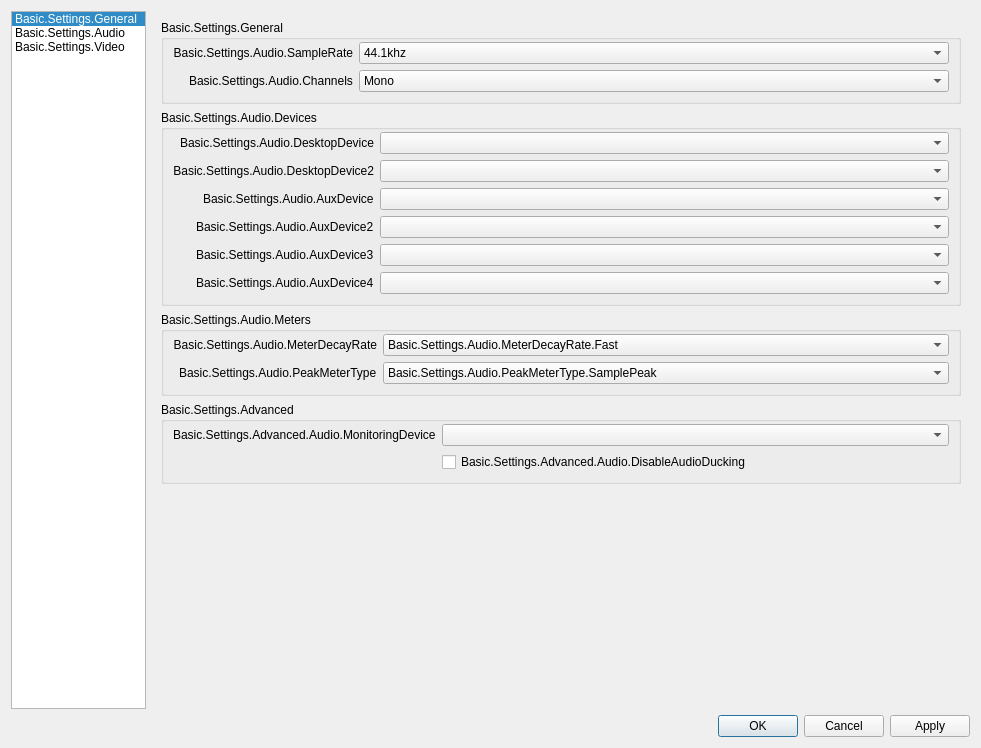
jackeyxp/obs-studio, file Smart/forms/OBSBasicSetting.ui: the form before one commit.
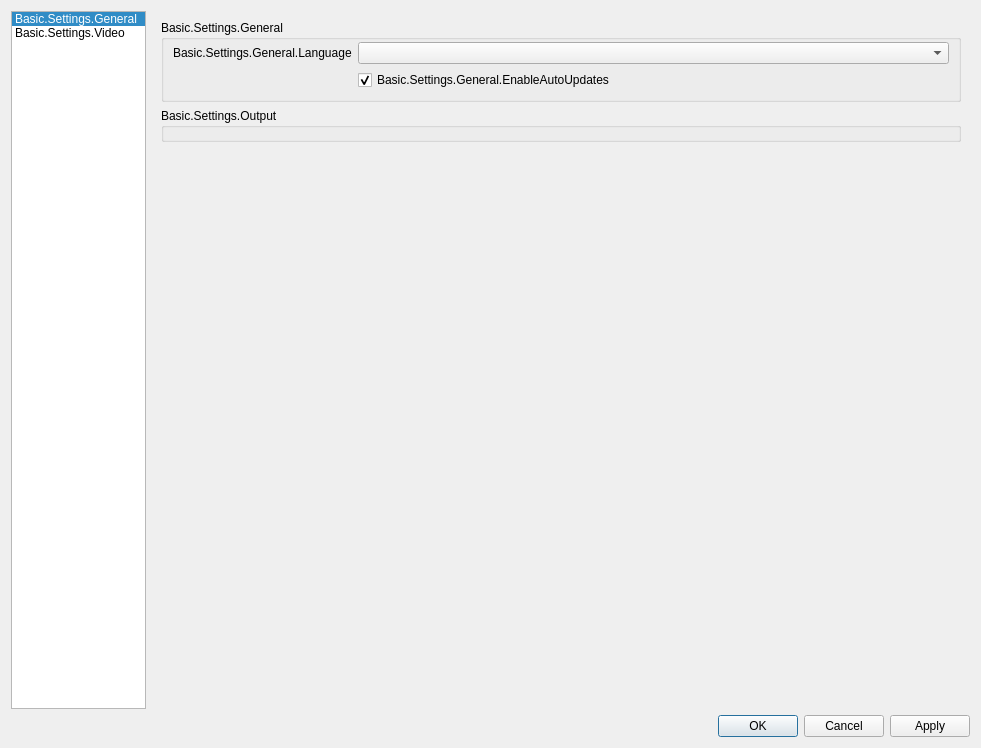
The form after the commit. The open tabs and pages were chosen to show the change. Icons and pictures are not drawn.

Diff of the .ui file:
```diff
--- a/Smart/forms/OBSBasicSetting.ui
+++ b/Smart/forms/OBSBasicSetting.ui
@@ -60,15 +60,6 @@
           <normaloff>:/settings/images/settings/general.svg</normaloff>:/settings/images/settings/general.svg</iconset>
         </property>
        </item>
-       <item>
-        <property name="text">
-         <string>Basic.Settings.Audio</string>
-        </property>
-        <property name="icon">
-         <iconset resource="obs.qrc">
-          <normaloff>:/settings/images/settings/audio.svg</normaloff>:/settings/images/settings/audio.svg</iconset>
-        </property>
-       </item>
        <item>
         <property name="text">
          <string>Basic.Settings.Video</string>
@@ -216,475 +207,6 @@
          </item>
         </layout>
        </widget>
-       <widget class="QWidget" name="audioPage">
-        <layout class="QVBoxLayout" name="formLayout">
-         <property name="leftMargin">
-          <number>0</number>
-         </property>
-         <property name="topMargin">
-          <number>0</number>
-         </property>
-         <property name="rightMargin">
-          <number>0</number>
-         </property>
-         <property name="bottomMargin">
-          <number>0</number>
-         </property>
-         <item>
-          <widget class="QScrollArea" name="scrollArea_50">
-           <property name="frameShape">
-            <enum>QFrame::NoFrame</enum>
-           </property>
-           <property name="frameShadow">
-            <enum>QFrame::Plain</enum>
-           </property>
-           <property name="widgetResizable">
-            <bool>true</bool>
-           </property>
-           <widget class="QWidget" name="scrollAreaWidgetContents_50">
-            <property name="geometry">
-             <rect>
-              <x>0</x>
-              <y>0</y>
-              <width>820</width>
-              <height>659</height>
-             </rect>
-            </property>
-            <layout class="QVBoxLayout" name="verticalLayout_50">
-             <property name="leftMargin">
-              <number>0</number>
-             </property>
-             <property name="topMargin">
-              <number>0</number>
-             </property>
-             <property name="rightMargin">
-              <number>0</number>
-             </property>
-             <property name="bottomMargin">
-              <number>9</number>
-             </property>
-             <item alignment="Qt::AlignTop">
-              <widget class="QWidget" name="widget_50" native="true">
-               <layout class="QVBoxLayout" name="verticalLayout_51">
-                <item>
-                 <widget class="QGroupBox" name="audioGeneralGroupBox">
-                  <property name="title">
-                   <string>Basic.Settings.General</string>
-                  </property>
-                  <layout class="QFormLayout" name="formLayout_52">
-                   <property name="fieldGrowthPolicy">
-                    <enum>QFormLayout::AllNonFixedFieldsGrow</enum>
-                   </property>
-                   <property name="labelAlignment">
-                    <set>Qt::AlignRight|Qt::AlignTrailing|Qt::AlignVCenter</set>
-                   </property>
-                   <property name="topMargin">
-                    <number>2</number>
-                   </property>
-                   <item row="0" column="0">
-                    <widget class="QLabel" name="label_14">
-                     <property name="minimumSize">
-                      <size>
-                       <width>170</width>
-                       <height>0</height>
-                      </size>
-                     </property>
-                     <property name="text">
-                      <string>Basic.Settings.Audio.SampleRate</string>
-                     </property>
-                     <property name="alignment">
-                      <set>Qt::AlignRight|Qt::AlignTrailing|Qt::AlignVCenter</set>
-                     </property>
-                     <property name="buddy">
-                      <cstring>sampleRate</cstring>
-                     </property>
-                    </widget>
-                   </item>
-                   <item row="0" column="1">
-                    <widget class="QComboBox" name="sampleRate">
-                     <property name="currentText">
-                      <string notr="true">44.1khz</string>
-                     </property>
-                     <property name="currentIndex">
-                      <number>0</number>
-                     </property>
-                     <item>
-                      <property name="text">
-                       <string>44.1khz</string>
-                      </property>
-                     </item>
-                     <item>
-                      <property name="text">
-                       <string>48khz</string>
-                      </property>
-                     </item>
-                    </widget>
-                   </item>
-                   <item row="1" column="0">
-                    <widget class="QLabel" name="label_15">
-                     <property name="text">
-                      <string>Basic.Settings.Audio.Channels</string>
-                     </property>
-                     <property name="buddy">
-                      <cstring>channelSetup</cstring>
-                     </property>
-                    </widget>
-                   </item>
-                   <item row="1" column="1">
-                    <widget class="QComboBox" name="channelSetup">
-                     <property name="currentText">
-                      <string>Mono</string>
-                     </property>
-                     <property name="currentIndex">
-                      <number>0</number>
-                     </property>
-                     <item>
-                      <property name="text">
-                       <string>Mono</string>
-                      </property>
-                     </item>
-                     <item>
-                      <property name="text">
-                       <string>Stereo</string>
-                      </property>
-                     </item>
-                     <item>
-                      <property name="text">
-                       <string>2.1</string>
-                      </property>
-                     </item>
-                     <item>
-                      <property name="text">
-                       <string>4.0</string>
-                      </property>
-                     </item>
-                     <item>
-                      <property name="text">
-                       <string>4.1</string>
-                      </property>
-                     </item>
-                     <item>
-                      <property name="text">
-                       <string>5.1</string>
-                      </property>
-                     </item>
-                     <item>
-                      <property name="text">
-                       <string>7.1</string>
-                      </property>
-                     </item>
-                    </widget>
-                   </item>
-                  </layout>
-                 </widget>
-                </item>
-                <item>
-                 <widget class="QGroupBox" name="audioDevicesGroupBox">
-                  <property name="title">
-                   <string>Basic.Settings.Audio.Devices</string>
-                  </property>
-                  <layout class="QFormLayout" name="formLayout_53">
-                   <property name="fieldGrowthPolicy">
-                    <enum>QFormLayout::AllNonFixedFieldsGrow</enum>
-                   </property>
-                   <property name="labelAlignment">
-                    <set>Qt::AlignRight|Qt::AlignTrailing|Qt::AlignVCenter</set>
-                   </property>
-                   <property name="topMargin">
-                    <number>2</number>
-                   </property>
-                   <item row="0" column="0">
-                    <widget class="QLabel" name="label_2">
-                     <property name="minimumSize">
-                      <size>
-                       <width>170</width>
-                       <height>0</height>
-                      </size>
-                     </property>
-                     <property name="text">
-                      <string>Basic.Settings.Audio.DesktopDevice</string>
-                     </property>
-                     <property name="alignment">
-                      <set>Qt::AlignRight|Qt::AlignTrailing|Qt::AlignVCenter</set>
-                     </property>
-                     <property name="buddy">
-                      <cstring>desktopAudioDevice1</cstring>
-                     </property>
-                    </widget>
-                   </item>
-                   <item row="0" column="1">
-                    <widget class="QComboBox" name="desktopAudioDevice1">
-                     <property name="enabled">
-                      <bool>true</bool>
-                     </property>
-                    </widget>
-                   </item>
-                   <item row="1" column="0">
-                    <widget class="QLabel" name="label_3">
-                     <property name="text">
-                      <string>Basic.Settings.Audio.DesktopDevice2</string>
-                     </property>
-                     <property name="alignment">
-                      <set>Qt::AlignRight|Qt::AlignTrailing|Qt::AlignVCenter</set>
-                     </property>
-                     <property name="buddy">
-                      <cstring>desktopAudioDevice2</cstring>
-                     </property>
-                    </widget>
-                   </item>
-                   <item row="1" column="1">
-                    <widget class="QComboBox" name="desktopAudioDevice2">
-                     <property name="enabled">
-                      <bool>true</bool>
-                     </property>
-                    </widget>
-                   </item>
-                   <item row="2" column="0">
-                    <widget class="QLabel" name="label_4">
-                     <property name="text">
-                      <string>Basic.Settings.Audio.AuxDevice</string>
-                     </property>
-                     <property name="buddy">
-                      <cstring>auxAudioDevice1</cstring>
-                     </property>
-                    </widget>
-                   </item>
-                   <item row="2" column="1">
-                    <widget class="QComboBox" name="auxAudioDevice1">
-                     <property name="enabled">
-                      <bool>true</bool>
-                     </property>
-                    </widget>
-                   </item>
-                   <item row="3" column="0">
-                    <widget class="QLabel" name="label_5">
-                     <property name="text">
-                      <string>Basic.Settings.Audio.AuxDevice2</string>
-                     </property>
-                     <property name="buddy">
-                      <cstring>auxAudioDevice2</cstring>
-                     </property>
-                    </widget>
-                   </item>
-                   <item row="3" column="1">
-                    <widget class="QComboBox" name="auxAudioDevice2">
-                     <property name="enabled">
-                      <bool>true</bool>
-                     </property>
-                    </widget>
-                   </item>
-                   <item row="4" column="0">
-                    <widget class="QLabel" name="label_6">
-                     <property name="text">
-                      <string>Basic.Settings.Audio.AuxDevice3</string>
-                     </property>
-                     <property name="buddy">
-                      <cstring>auxAudioDevice3</cstring>
-                     </property>
-                    </widget>
-                   </item>
-                   <item row="4" column="1">
-                    <widget class="QComboBox" name="auxAudioDevice3">
-                     <property name="enabled">
-                      <bool>true</bool>
-                     </property>
-                    </widget>
-                   </item>
-                   <item row="5" column="1">
-                    <widget class="QComboBox" name="auxAudioDevice4">
-                     <property name="enabled">
-                      <bool>true</bool>
-                     </property>
-                    </widget>
-                   </item>
-                   <item row="5" column="0">
-                    <widget class="QLabel" name="label_67">
-                     <property name="text">
-                      <string>Basic.Settings.Audio.AuxDevice4</string>
-                     </property>
-                     <property name="buddy">
-                      <cstring>auxAudioDevice4</cstring>
-                     </property>
-                    </widget>
-                   </item>
-                  </layout>
-                 </widget>
-                </item>
-                <item>
-                 <widget class="QGroupBox" name="audioMetersGroupBox">
-                  <property name="title">
-                   <string>Basic.Settings.Audio.Meters</string>
-                  </property>
-                  <layout class="QFormLayout" name="formLayout_54">
-                   <property name="fieldGrowthPolicy">
-                    <enum>QFormLayout::AllNonFixedFieldsGrow</enum>
-                   </property>
-                   <property name="labelAlignment">
-                    <set>Qt::AlignRight|Qt::AlignTrailing|Qt::AlignVCenter</set>
-                   </property>
-                   <property name="topMargin">
-                    <number>2</number>
-                   </property>
-                   <item row="0" column="0">
-                    <widget class="QLabel" name="label_65">
-                     <property name="minimumSize">
-                      <size>
-                       <width>170</width>
-                       <height>0</height>
-                      </size>
-                     </property>
-                     <property name="text">
-                      <string>Basic.Settings.Audio.MeterDecayRate</string>
-                     </property>
-                     <property name="alignment">
-                      <set>Qt::AlignRight|Qt::AlignTrailing|Qt::AlignVCenter</set>
-                     </property>
-                     <property name="buddy">
-                      <cstring>meterDecayRate</cstring>
-                     </property>
-                    </widget>
-                   </item>
-                   <item row="0" column="1">
-                    <widget class="QComboBox" name="meterDecayRate">
-                     <property name="currentText">
-                      <string>Basic.Settings.Audio.MeterDecayRate.Fast</string>
-                     </property>
-                     <property name="currentIndex">
-                      <number>0</number>
-                     </property>
-                     <item>
-                      <property name="text">
-                       <string>Basic.Settings.Audio.MeterDecayRate.Fast</string>
-                      </property>
-                     </item>
-                     <item>
-                      <property name="text">
-                       <string>Basic.Settings.Audio.MeterDecayRate.Medium</string>
-                      </property>
-                     </item>
-                     <item>
-                      <property name="text">
-                       <string>Basic.Settings.Audio.MeterDecayRate.Slow</string>
-                      </property>
-                     </item>
-                    </widget>
-                   </item>
-                   <item row="1" column="0">
-                    <widget class="QLabel" name="label_66">
-                     <property name="text">
-                      <string>Basic.Settings.Audio.PeakMeterType</string>
-                     </property>
-                     <property name="buddy">
-                      <cstring>peakMeterType</cstring>
-                     </property>
-                    </widget>
-                   </item>
-                   <item row="1" column="1">
-                    <widget class="QComboBox" name="peakMeterType">
-                     <property name="currentIndex">
-                      <number>0</number>
-                     </property>
-                     <item>
-                      <property name="text">
-                       <string>Basic.Settings.Audio.PeakMeterType.SamplePeak</string>
-                      </property>
-                     </item>
-                     <item>
-                      <property name="text">
-                       <string>Basic.Settings.Audio.PeakMeterType.TruePeak</string>
-                      </property>
-                     </item>
-                    </widget>
-                   </item>
-                  </layout>
-                 </widget>
-                </item>
-                <item>
-                 <widget class="QGroupBox" name="audioAdvGroupBox">
-                  <property name="title">
-                   <string>Basic.Settings.Advanced</string>
-                  </property>
-                  <layout class="QFormLayout" name="formLayout_56">
-                   <property name="fieldGrowthPolicy">
-                    <enum>QFormLayout::AllNonFixedFieldsGrow</enum>
-                   </property>
-                   <property name="labelAlignment">
-                    <set>Qt::AlignRight|Qt::AlignTrailing|Qt::AlignVCenter</set>
-                   </property>
-                   <property name="topMargin">
-                    <number>2</number>
-                   </property>
-                   <item row="0" column="0">
-                    <widget class="QLabel" name="monitoringDeviceLabel">
-                     <property name="text">
-                      <string>Basic.Settings.Advanced.Audio.MonitoringDevice</string>
-                     </property>
-                     <property name="buddy">
-                      <cstring>monitoringDevice</cstring>
-                     </property>
-                    </widget>
-                   </item>
-                   <item row="0" column="1">
-                    <widget class="QComboBox" name="monitoringDevice"/>
-                   </item>
-                   <item row="1" column="0">
-                    <spacer name="horizontalSpacer_11">
-                     <property name="orientation">
-                      <enum>Qt::Horizontal</enum>
-                     </property>
-                     <property name="sizeHint" stdset="0">
-                      <size>
-                       <width>170</width>
-                       <height>20</height>
-                      </size>
-                     </property>
-                    </spacer>
-                   </item>
-                   <item row="1" column="1">
-                    <widget class="QCheckBox" name="disableAudioDucking">
-                     <property name="text">
-                      <string>Basic.Settings.Advanced.Audio.DisableAudioDucking</string>
-                     </property>
-                    </widget>
-                   </item>
-                  </layout>
-                 </widget>
-                </item>
-               </layout>
-              </widget>
-             </item>
-            </layout>
-           </widget>
-          </widget>
-         </item>
-         <item>
-          <widget class="QLabel" name="audioMsg">
-           <property name="text">
-            <string notr="true"/>
-           </property>
-           <property name="wordWrap">
-            <bool>true</bool>
-           </property>
-           <property name="themeID" stdset="0">
-            <string>error</string>
-           </property>
-          </widget>
-         </item>
-         <item>
-          <widget class="QLabel" name="audioMsg_2">
-           <property name="text">
-            <string notr="true"/>
-           </property>
-           <property name="wordWrap">
-            <bool>true</bool>
-           </property>
-           <property name="themeID" stdset="0">
-            <string notr="true">warning</string>
-           </property>
-          </widget>
-         </item>
-        </layout>
-       </widget>
        <widget class="QWidget" name="videoPage">
         <layout class="QFormLayout" name="formLayout_3">
          <property name="fieldGrowthPolicy">
```
Left out of the diff: 16 changed lines with no effect on the pictures.
